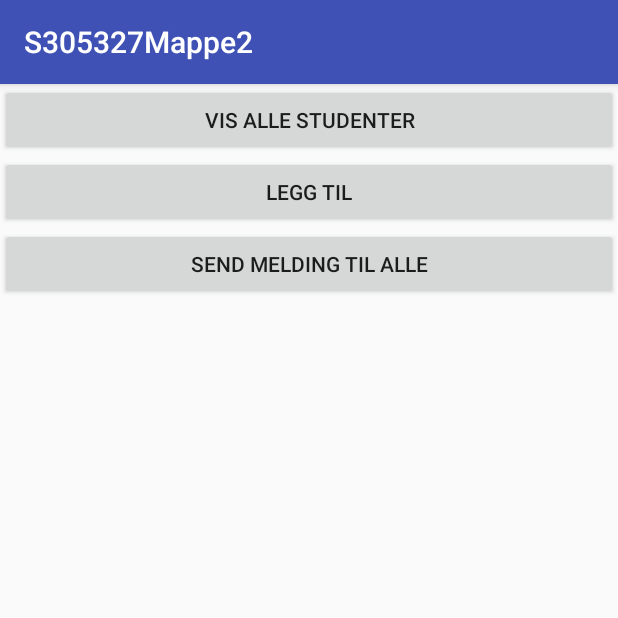
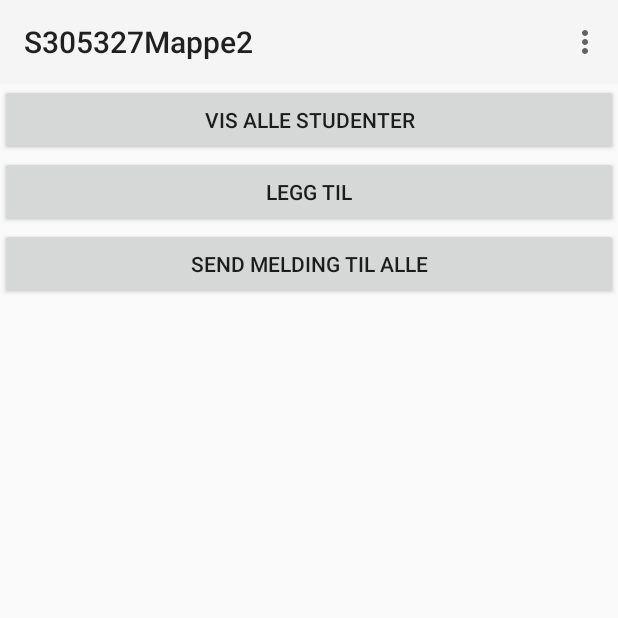
Before and after one commit to kasior251/S305327Mappe2, an Android app: the screen it shows after launch (MainActivity), on a phone screen of 412 x 824 dp, the top half of it. Run offline under Robolectric (Android 15) with nearby library versions, the phone set to English and light mode, and no system bars.

Commit message:
implemented toolbar + preferences dialog window

```diff
--- a/app/src/main/AndroidManifest.xml
+++ b/app/src/main/AndroidManifest.xml
@@ -26,6 +26,9 @@
         <activity android:name=".AddStudent"
             android:parentActivityName=".MainActivity">
         </activity>
+        <activity android:name=".ShowPreferences"
+            android:parentActivityName=".MainActivity">
+            </activity>
         <activity android:name=".ShowList"
             android:parentActivityName=".MainActivity">
         </activity>
--- a/app/src/main/java/com/example/kasia/s305327mappe2/CreateMessage.java
+++ b/app/src/main/java/com/example/kasia/s305327mappe2/CreateMessage.java
@@ -64,6 +64,7 @@ public class CreateMessage extends AppCompatActivity
         intent.putStringArrayListExtra("numbers", numbers);
         intent.putExtra("message", ((EditText)findViewById(R.id.message)).getText().toString());
         this.startService(intent);
+        message.setText("");
     }
 
     public void sendLater(View v) {
@@ -111,5 +112,6 @@ public class CreateMessage extends AppCompatActivity
         MessageDB db = new MessageDB(getApplicationContext());
         db.saveMessage(message.getText().toString(), numbers, dateMillis, false);
         Toast.makeText(getApplicationContext(), "Meldinger lagret", Toast.LENGTH_SHORT).show();
+        message.setText("");
     }
 }
--- a/app/src/main/java/com/example/kasia/s305327mappe2/MainActivity.java
+++ b/app/src/main/java/com/example/kasia/s305327mappe2/MainActivity.java
@@ -4,6 +4,10 @@ import android.content.Intent;
 import android.database.Cursor;
 import android.support.v7.app.AppCompatActivity;
 import android.os.Bundle;
+import android.support.v7.widget.Toolbar;
+import android.view.Menu;
+import android.view.MenuInflater;
+import android.view.MenuItem;
 import android.view.View;
 
 import java.util.ArrayList;
@@ -16,6 +20,24 @@ public class MainActivity extends AppCompatActivity {
     protected void onCreate(Bundle savedInstanceState) {
         super.onCreate(savedInstanceState);
         setContentView(R.layout.activity_main);
+        Toolbar toolbar = (Toolbar) findViewById(R.id.toolbar);
+        setSupportActionBar(toolbar);
+    }
+
+    @Override
+    public boolean onCreateOptionsMenu(Menu menu) {
+        MenuInflater inflater = getMenuInflater();
+        inflater.inflate(R.menu.menu, menu);
+        return true;
+    }
+    @Override
+    public boolean onOptionsItemSelected(MenuItem item) {
+        switch (item.getItemId()) {
+            case R.id.preferences:
+                Intent intent = new Intent(getApplicationContext(), ShowPreferences.class);
+                startActivity(intent);
+        }
+        return true;
     }
 
     public void add(View v) {
--- a/app/src/main/res/layout/activity_main.xml
+++ b/app/src/main/res/layout/activity_main.xml
@@ -6,6 +6,15 @@
     android:layout_height="match_parent"
     android:orientation="vertical"
     tools:context="com.example.kasia.s305327mappe2.MainActivity">
+
+    <android.support.v7.widget.Toolbar
+        android:id="@+id/toolbar"
+        android:minHeight="?attr/actionBarSize"
+        android:layout_width="match_parent"
+        android:layout_height="wrap_content"
+        android:titleTextColor="@android:color/white"
+        android:background="?attr/colorPrimary">
+    </android.support.v7.widget.Toolbar>
 
     <Button
         android:id="@+id/list_students"
--- /dev/null
+++ b/app/src/main/res/menu/menu.xml
@@ -0,0 +1,11 @@
+<?xml version="1.0" encoding="utf-8"?>
+<menu xmlns:android="http://schemas.android.com/apk/res/android"
+    xmlns:app="http://schemas.android.com/apk.res-auto">
+    <item
+        android:id="@+id/preferences"
+        android:title="Preferanser"
+        app:showAsAction="always">
+
+    </item>
+
+</menu>
--- a/app/src/main/res/values/styles.xml
+++ b/app/src/main/res/values/styles.xml
@@ -1,11 +1,6 @@
 <resources>
 
-    <!-- Base application theme. -->
-    <style name="AppTheme" parent="Theme.AppCompat.Light.DarkActionBar">
-        <!-- Customize your theme here. -->
-        <item name="colorPrimary">@color/colorPrimary</item>
-        <item name="colorPrimaryDark">@color/colorPrimaryDark</item>
-        <item name="colorAccent">@color/colorAccent</item>
+    <style name="AppTheme" parent="Theme.AppCompat.Light.NoActionBar">
     </style>
 
 </resources>
```
Also changed, not shown: app/src/main/java/com/example/kasia/s305327mappe2/ShowList.java (+27 -13 lines), app/src/main/java/com/example/kasia/s305327mappe2/ShowPreferences.java (added, +26 -0 lines), app/src/main/res/xml/preferences.xml (added, +10 -0 lines).
